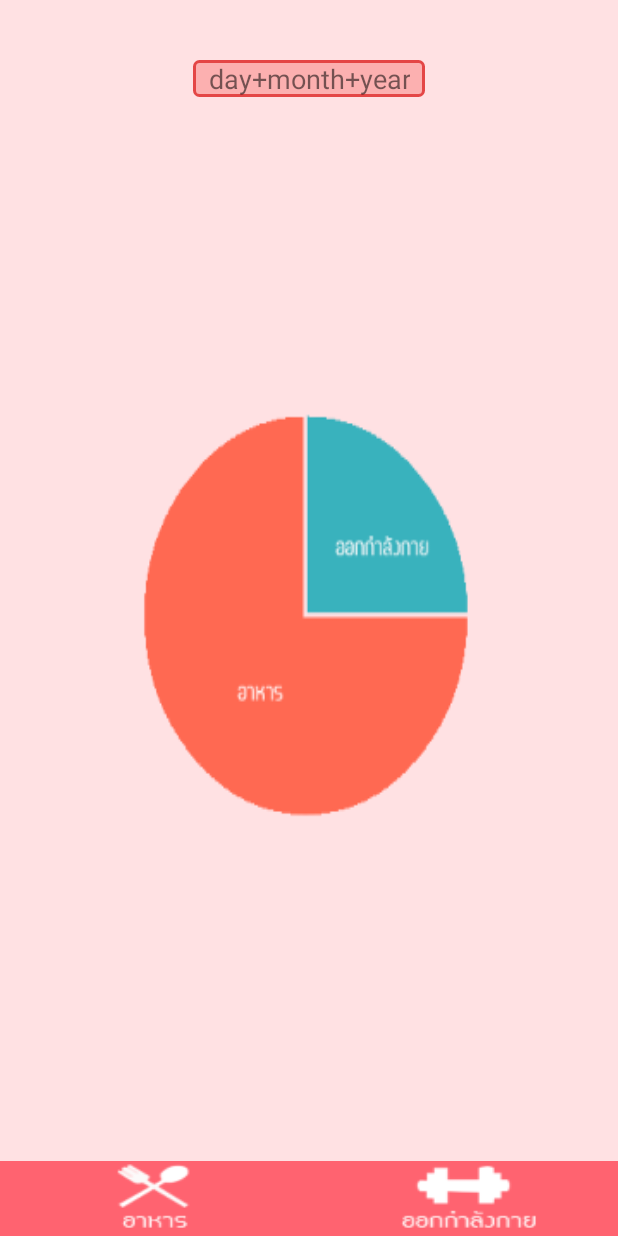
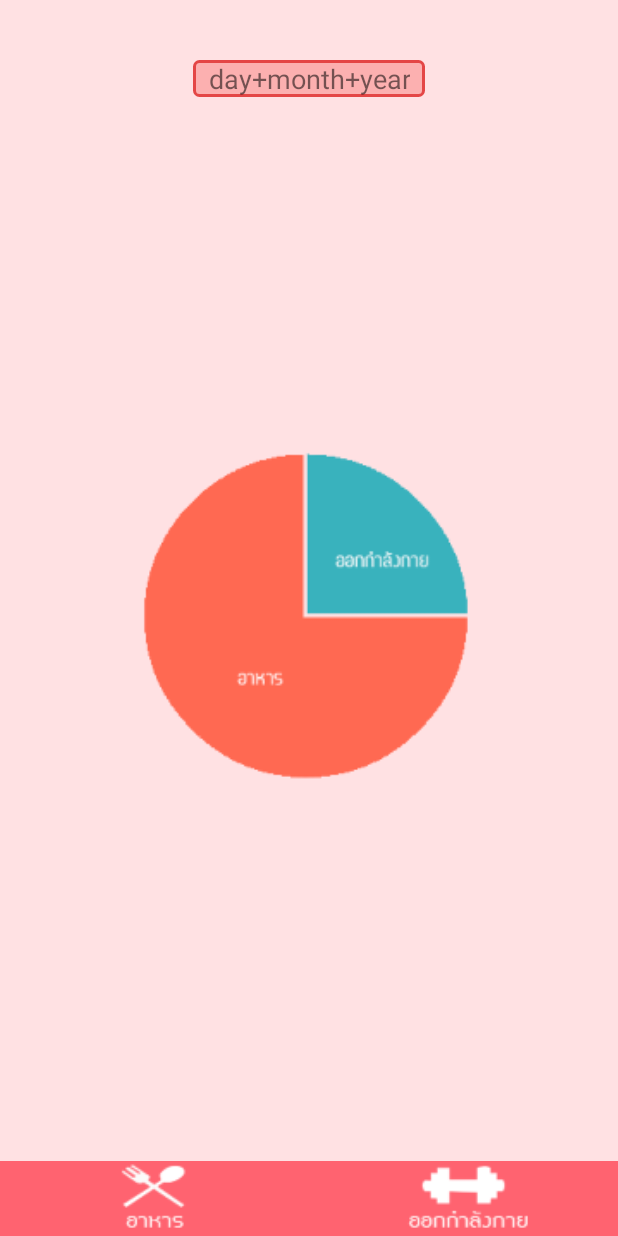
Before and after one commit to jirapornpraneet/AppHappyHealthy, an Android app: the Home screen opened directly, with no data from a screen before it, on a phone screen of 412 x 824 dp. Run offline under Robolectric (Android 15) with nearby library versions, the phone set to English and light mode, and no system bars.

Commit message:
editSplashScreen

```diff
--- a/app/src/main/java/com/example/nut/happyhealthy/Home.java
+++ b/app/src/main/java/com/example/nut/happyhealthy/Home.java
@@ -14,7 +14,9 @@ import java.util.Calendar;
 public class Home extends Activity implements DatePickerDialog.OnDateSetListener {
 
     //Button picDate;
-    TextView showDate;
+    //TextView showDate;
+    //ประกาศตัวแปร
+    private TextView showDate;
 
     int day,month, year;
     int dayFinal,monthFinal, yearFinal;
@@ -46,6 +48,8 @@ public class Home extends Activity implements DatePickerDialog.OnDateSetListener
             }
         });
 
+
+
     }//Oncreate
 
     public void ClickFood(View view) {
--- a/app/src/main/java/com/example/nut/happyhealthy/MainActivity.java
+++ b/app/src/main/java/com/example/nut/happyhealthy/MainActivity.java
@@ -21,6 +21,9 @@ public class MainActivity extends TabActivity {
     private ExerciseHistoryTABLE objexerciseHistoryTABLE;
     private FoodHistoryTABLE objfoodHistoryTABLE;
     private TimeTABLE objTimeTABLE;
+
+
+
 
 
 
--- a/app/src/main/res/layout/activity_data_user.xml
+++ b/app/src/main/res/layout/activity_data_user.xml
@@ -11,8 +11,8 @@
         android:layout_width="wrap_content"
         android:layout_height="wrap_content"
         android:id="@+id/imageView2"
-        android:background="@drawable/userdatahead"
-        android:layout_marginLeft="90dp" />
+        android:layout_marginLeft="90dp"
+        android:src="@drawable/userdatahead" />
 
     <LinearLayout
         android:orientation="vertical"
--- a/app/src/main/res/layout/activity_diabetes.xml
+++ b/app/src/main/res/layout/activity_diabetes.xml
@@ -15,7 +15,8 @@
         android:id="@+id/imageView12"
         android:layout_marginTop="60dp"
         android:background="@drawable/userdiahead"
-        android:layout_marginLeft="75dp" />
+        android:layout_marginLeft="75dp"
+        android:src="@drawable/userdiahead" />
 
     <LinearLayout
         android:orientation="vertical"
--- a/app/src/main/res/layout/activity_home.xml
+++ b/app/src/main/res/layout/activity_home.xml
@@ -36,8 +36,8 @@
                 android:layout_width="258dp"
                 android:layout_height="wrap_content"
                 android:id="@+id/imageView5"
-                android:background="@drawable/pie"
-                android:layout_weight="0.25" />
+                android:layout_weight="0.25"
+                android:src="@drawable/pie" />
         </LinearLayout>
 
     </LinearLayout>
@@ -47,23 +47,24 @@
         android:layout_width="fill_parent"
         android:layout_height="wrap_content"
         android:weightSum="1"
-        android:layout_alignParentBottom="true">
+        android:layout_alignParentBottom="true"
+        android:background="#ff6370">
 
         <ImageView
             android:layout_width="match_parent"
             android:layout_height="50dp"
             android:id="@+id/imageView"
-            android:background="@drawable/food"
             android:layout_weight="0.5"
-            android:onClick="ClickFood" />
+            android:onClick="ClickFood"
+            android:src="@drawable/food" />
 
         <ImageView
             android:layout_width="match_parent"
             android:layout_height="50dp"
             android:id="@+id/imageView14"
-            android:background="@drawable/exe"
             android:layout_weight="0.5"
-            android:onClick="ClickExe" />
+            android:onClick="ClickExe"
+            android:src="@drawable/exe" />
 
     </LinearLayout>
 
--- a/app/src/main/res/layout/activity_splash_screen.xml
+++ b/app/src/main/res/layout/activity_splash_screen.xml
@@ -32,8 +32,8 @@
             android:layout_width="200dp"
             android:layout_height="130dp"
             android:id="@+id/imageView10"
-            android:background="@drawable/fontlogo"
             android:layout_gravity="center_horizontal"
-            android:layout_marginTop="220dp" />
+            android:layout_marginTop="220dp"
+            android:src="@drawable/fontlogo" />
     </LinearLayout>
 </RelativeLayout>
```
Also changed, not shown: app/src/main/java/com/example/nut/happyhealthy/SplashScreen.java (+7 -15 lines).
